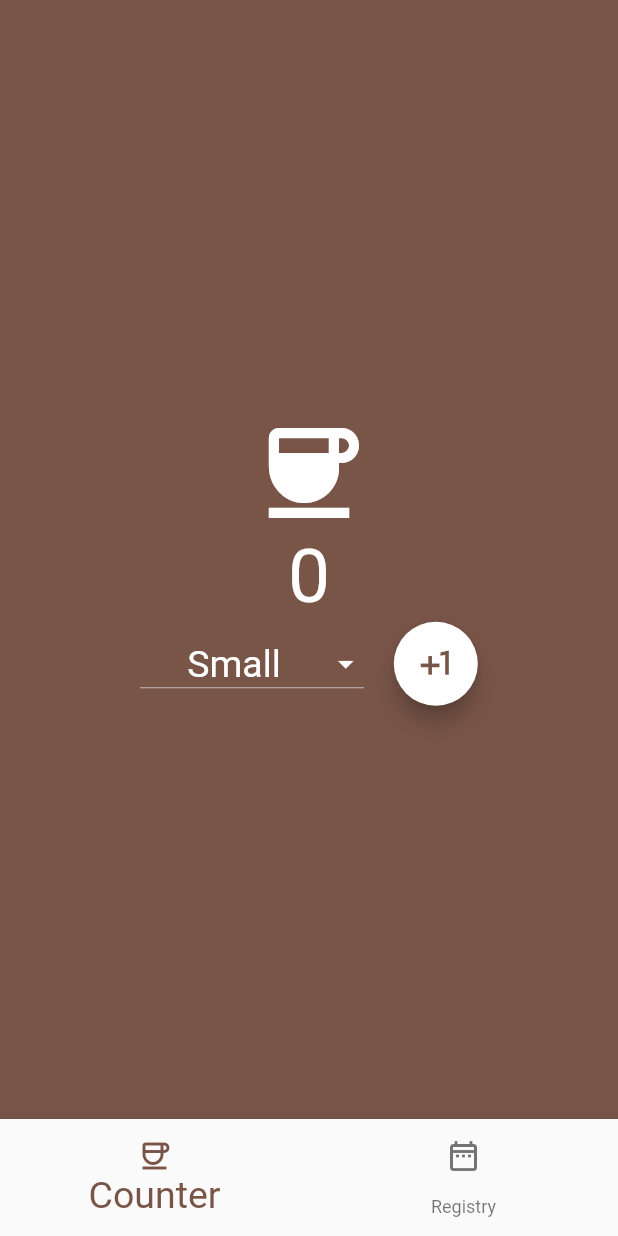
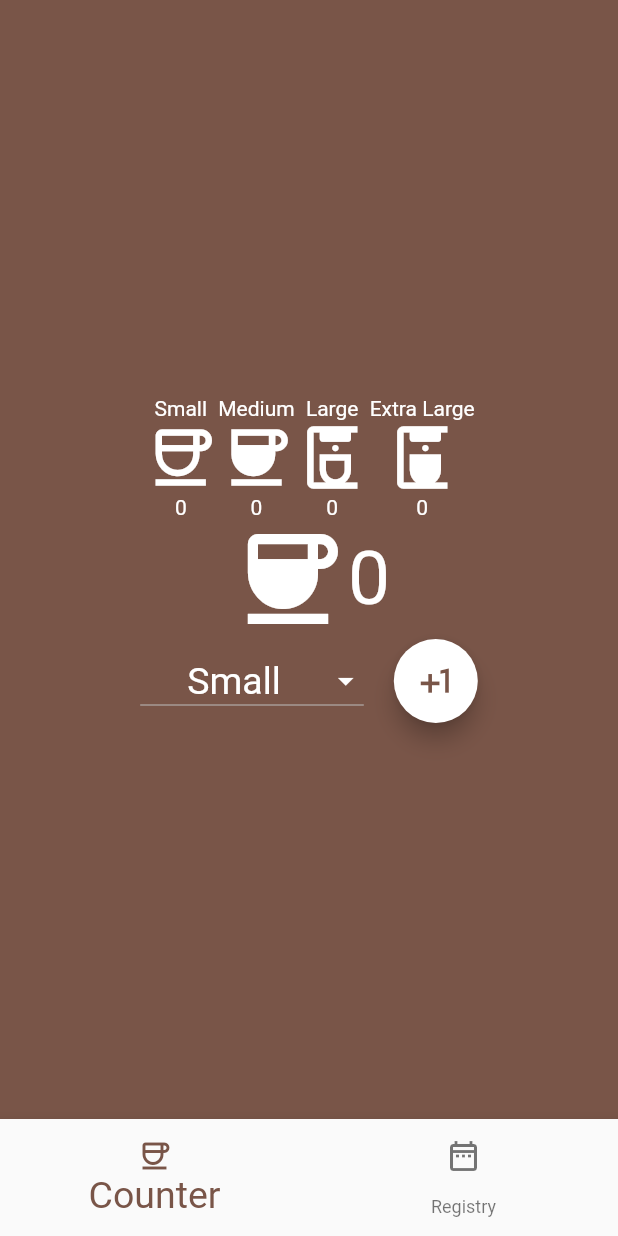
Before and after one commit to Erefor/coffees-counter-app, a Flutter app: the screen it shows after launch, on a phone screen of 412 x 824 dp. Run offline on Flutter 3.47's test engine with Material 2 defaults, Android fonts, the phone set to English and light mode, and no system bars; our stand-ins replace sqflite; accounts and stored records are empty.

Commit message:
Row of counters per coffee size added

```diff
--- a/lib/Pages/CounterPage.dart
+++ b/lib/Pages/CounterPage.dart
@@ -17,13 +17,53 @@ class CounterPage extends StatelessWidget {
           crossAxisAlignment: CrossAxisAlignment.center,
           children: <Widget>[
             SizedBox(width: double.infinity),
-            Icon(Icons.coffee,size: 80,color: Colors.white),
-            Text(coffeeProvider.length.toString(),style: TextStyle(color: Colors.white,fontSize: 50)),
+            _CoffeesPerSizeRow(),
+            Row(
+              mainAxisAlignment: MainAxisAlignment.center,
+              children: [
+                Icon(Icons.coffee,size: 80,color: Colors.white),
+                Text(coffeeProvider.length.toString(),style: TextStyle(color: Colors.white,fontSize: 50)),
+              ],
+            ),
             _CoffeeSizeButtonsRow(),
           ],
         ),
       ),
       bottomNavigationBar: CustomNavigationBottomBar(),
+    );
+  }
+}
+
+class _CoffeesPerSizeRow extends StatelessWidget {
+  @override
+  Widget build(BuildContext context) {
+    final coffees = Provider.of<CoffeesProvider>(context);
+    return Row(
+      mainAxisAlignment: MainAxisAlignment.center,
+      children: [
+        _CoffePerSizeCounter(counter: coffees.smallCoffees,icono: Icons.coffee_outlined,size: 'Small',),
+        _CoffePerSizeCounter(counter: coffees.mediumCoffees,icono: Icons.coffee_sharp, size: 'Medium',),
+        _CoffePerSizeCounter(counter: coffees.largeCoffees,icono: Icons.coffee_maker_outlined, size: 'Large',),
+        _CoffePerSizeCounter(counter: coffees.extraLargeCoffees,icono: Icons.coffee_maker,size: 'Extra Large',),
+      ],
+    );
+  }
+}
+
+class _CoffePerSizeCounter extends StatelessWidget {
+  final int counter;
+  final IconData icono;
+  final String size;
+  _CoffePerSizeCounter({this.counter = 0, this.icono = Icons.device_unknown_sharp, this.size = ''});
+
+  @override
+  Widget build(BuildContext context) {
+    return Column(
+      children: [
+        Text(this.size, style: TextStyle(color: Colors.white),),
+        Icon(icono,size: 50, color: Colors.white,),
+        Text('$counter', style: TextStyle(color: Colors.white),)
+      ],
     );
   }
 }
```
